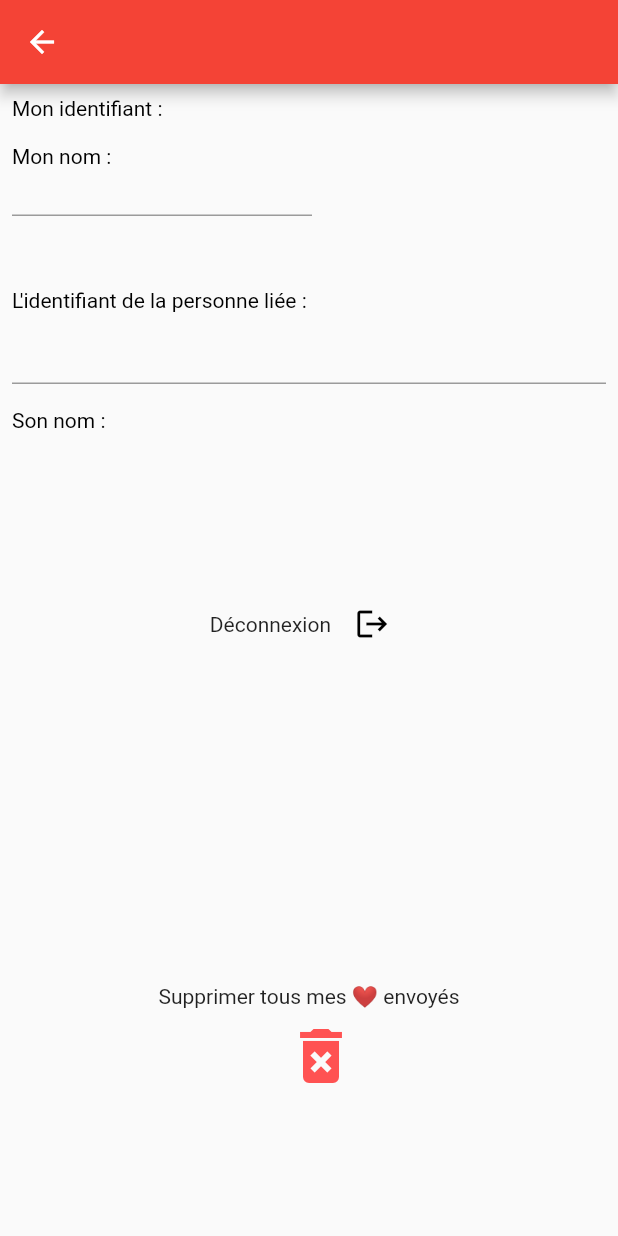
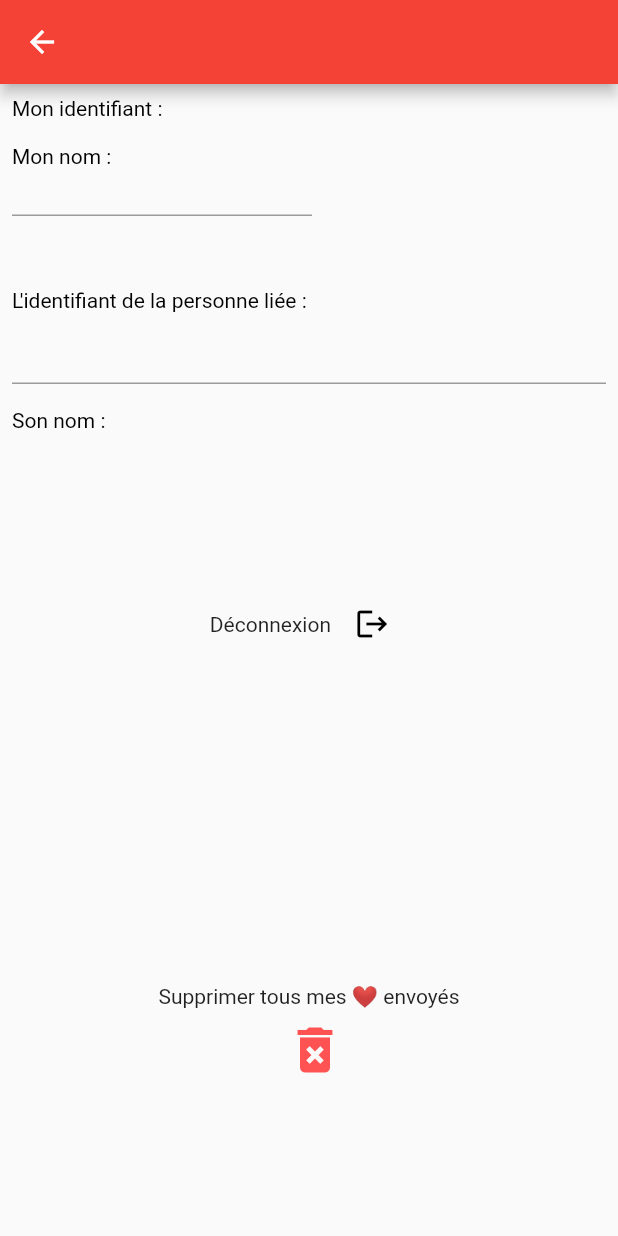
Before and after one commit to CedricBardaine/hearts_sender, a Flutter app: the Settings screen opened directly, on a phone screen of 412 x 824 dp. Run offline on Flutter 3.47's test engine with Material 2 defaults, Android fonts, the phone set to English and light mode, and no system bars; our stand-ins replace charts_flutter, cloud_firestore, firebase_auth, firebase_core, google_sign_in; accounts and stored records are empty.

Commit message:
resize icon

```diff
--- a/lib/pages/settings.dart
+++ b/lib/pages/settings.dart
@@ -240,7 +240,7 @@ class _SettingsState extends State<Settings> {
           IconButton(
               icon: Icon(
                 Icons.delete_forever,
-                size: 48.0,
+                size: 40.0,
               ),
               color: Color(CustomColors.SECONDARY),
               onPressed: () {
```
